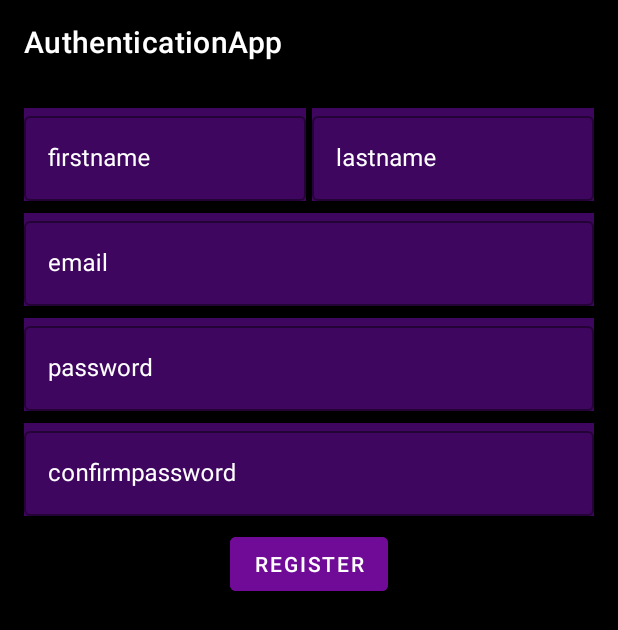
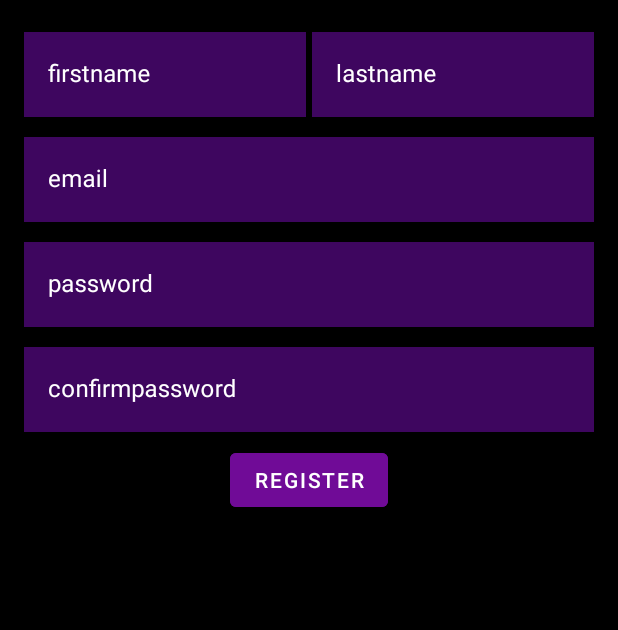
Before and after one commit to Mlemons24/authentication, an Android app: the screen it shows after launch (AuthActivity), after a tap on "REGISTER", on a phone screen of 412 x 824 dp. Shown: the top 630 px of the screen. Run offline under Robolectric (Android 15) with nearby library versions, the phone set to English and light mode, and no system bars.

Commit message:
created style for text input

```diff
--- a/app/src/main/res/layout/forgot_password_fragment.xml
+++ b/app/src/main/res/layout/forgot_password_fragment.xml
@@ -19,11 +19,9 @@
 
         <com.google.android.material.textfield.TextInputEditText
             android:id="@+id/email_et"
-            android:layout_width="match_parent"
-            android:layout_height="wrap_content"
+            style="@style/TextInputET"
             android:hint="email"
-            android:inputType="textEmailAddress"
-            android:textColorHint="@color/white" />
+            android:inputType="textEmailAddress" />
 
     </com.google.android.material.textfield.TextInputLayout>
 
--- a/app/src/main/res/layout/register_fragment.xml
+++ b/app/src/main/res/layout/register_fragment.xml
@@ -21,10 +21,8 @@
 
         <com.google.android.material.textfield.TextInputEditText
             android:id="@+id/firstname_et"
-            android:layout_width="match_parent"
-            android:layout_height="wrap_content"
-            android:inputType="text"
-            android:textColorHint="@color/white" />
+            style="@style/TextInputET"
+            android:inputType="text" />
     </com.google.android.material.textfield.TextInputLayout>
 
     <com.google.android.material.textfield.TextInputLayout
@@ -39,10 +37,8 @@
 
         <com.google.android.material.textfield.TextInputEditText
             android:id="@+id/lastname_et"
-            android:layout_width="match_parent"
-            android:layout_height="wrap_content"
-            android:inputType="text"
-            android:textColorHint="@color/white" />
+            style="@style/TextInputET"
+            android:inputType="text" />
 
     </com.google.android.material.textfield.TextInputLayout>
 
@@ -56,11 +52,9 @@
 
         <com.google.android.material.textfield.TextInputEditText
             android:id="@+id/email_et"
-            android:layout_width="match_parent"
-            android:layout_height="wrap_content"
+            style="@style/TextInputET"
             android:hint="email"
-            android:inputType="textEmailAddress"
-            android:textColorHint="@color/white" />
+            android:inputType="textEmailAddress" />
     </com.google.android.material.textfield.TextInputLayout>
 
     <com.google.android.material.textfield.TextInputLayout
@@ -73,8 +67,7 @@
 
         <com.google.android.material.textfield.TextInputEditText
             android:id="@+id/password_et"
-            android:layout_width="match_parent"
-            android:layout_height="wrap_content"
+            style="@style/TextInputET"
             android:hint="password"
             android:inputType="textPassword" />
 
@@ -91,8 +84,7 @@
 
         <com.google.android.material.textfield.TextInputEditText
             android:id="@+id/confirmpassword_et"
-            android:layout_width="match_parent"
-            android:layout_height="wrap_content"
+            style="@style/TextInputET"
             android:hint="confirmpassword"
             android:inputType="textPassword" />
 
--- a/app/src/main/res/values/styles.xml
+++ b/app/src/main/res/values/styles.xml
@@ -1,11 +1,11 @@
 <?xml version="1.0" encoding="utf-8"?>
 <resources>
+
     <style name="TextInputLayoutStyle" parent="Widget.MaterialComponents.TextInputLayout.OutlinedBox">
 
         <item name="android:layout_height">wrap_content</item>
         <item name="android:layout_width">0dp</item>
-    <item name="android:textColorHint"> @color/white</item>
-    <item name="android:background">@color/color_secondary</item>
+        <item name="android:textColorHint">@color/white</item>
         <item name="hintTextColor">@color/white</item>
         <item name="boxStrokeColor">@color/color_highlight</item>
         <item name="android:textColorHint">@color/color_accent</item>
@@ -13,4 +13,11 @@
 
     </style>
 
+    <style name="TextInputET">
+        <item name="android:layout_width">match_parent</item>
+        <item name="android:layout_height">wrap_content</item>
+        <item name="android:textColor">@color/white</item>
+        <item name="android:background">@color/color_secondary</item>
+    </style>
+
 </resources>
--- a/app/src/main/res/values/themes.xml
+++ b/app/src/main/res/values/themes.xml
@@ -1,6 +1,6 @@
 <resources xmlns:tools="http://schemas.android.com/tools">
     <!-- Base application theme. -->
-    <style name="Theme.AuthenticationApp" parent="Theme.MaterialComponents.DayNight.DarkActionBar">
+    <style name="Theme.AuthenticationApp" parent="Theme.MaterialComponents.DayNight.NoActionBar">
         <!-- Primary brand color. -->
         <item name="colorPrimary">@color/color_primary</item>
         <item name="colorPrimaryVariant">@color/color_secondary</item>
```
Also changed, not shown: app/src/main/res/layout/login_fragment.xml (+5 -11 lines). Lines whose indentation alone changed are shown as unchanged.
